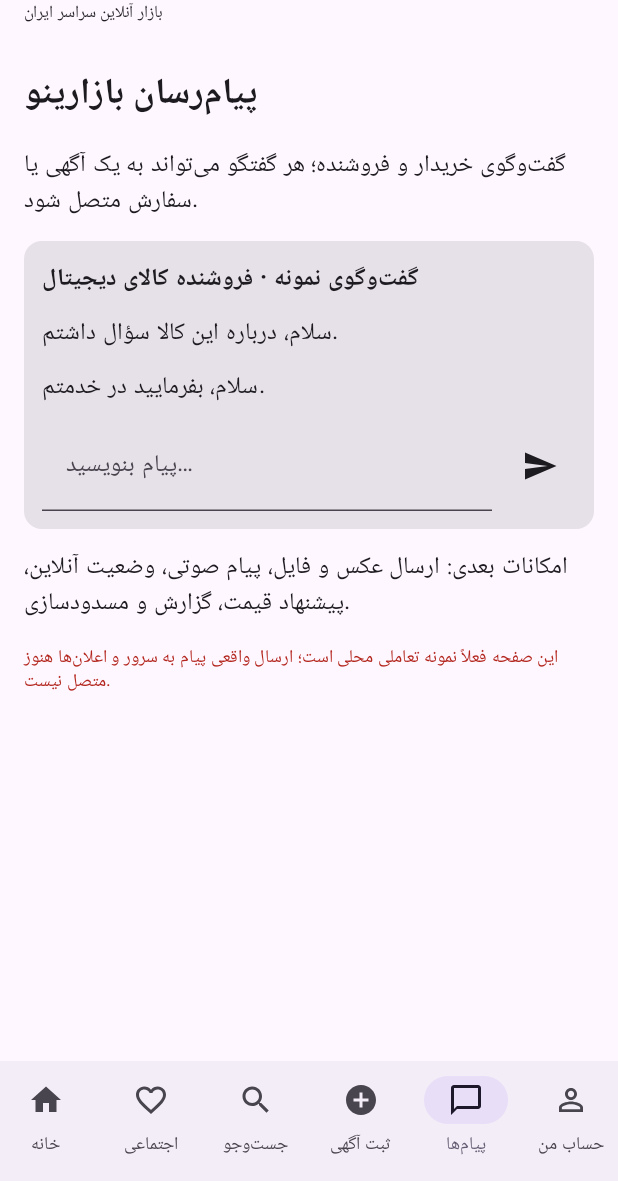
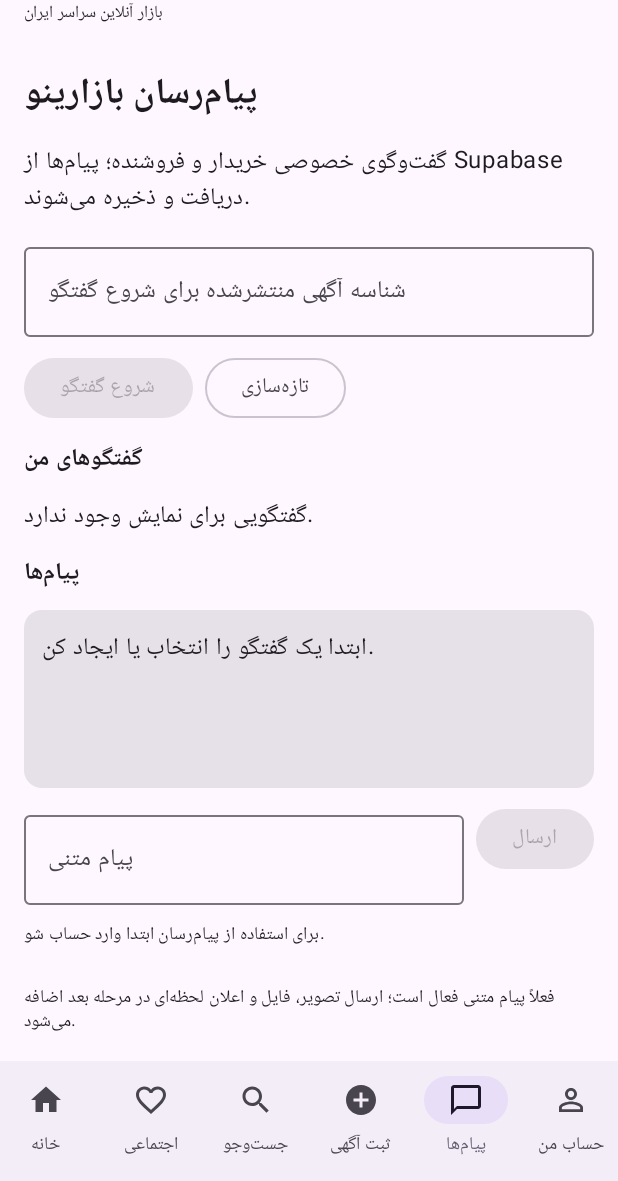
Before and after one commit to ajami6657-max/BAZINOX, an Android app built with Jetpack Compose: the screen it shows after launch (MainActivity), item 5 of the bottom bar chosen, on a phone screen of 412 x 824 dp, the part 55-1236 px from its top. Run offline under Robolectric (Android 15) with nearby library versions, the phone set to English and light mode, and no system bars.

Commit message:
Connect messages tab to Supabase chat

```diff
--- a/app/src/main/java/com/bazinox/app/MainActivity.kt
+++ b/app/src/main/java/com/bazinox/app/MainActivity.kt
@@ -122,7 +122,7 @@ private fun BazarinoApp() {
                 1 -> SocialScreen(Modifier.padding(innerPadding))
                 2 -> InfoScreen("جست‌وجوی بازار", "جست‌وجوی آگهی‌ها در استان‌ها، شهرها و دسته‌بندی‌های مختلف.", Modifier.padding(innerPadding))
                 3 -> PaidListingScreen(Modifier.padding(innerPadding))
-                4 -> MessagesScreen(Modifier.padding(innerPadding))
+                4 -> ChatScreen(Modifier.padding(innerPadding))
                 else -> AuthScreen(Modifier.padding(innerPadding))
             }
         }
```
